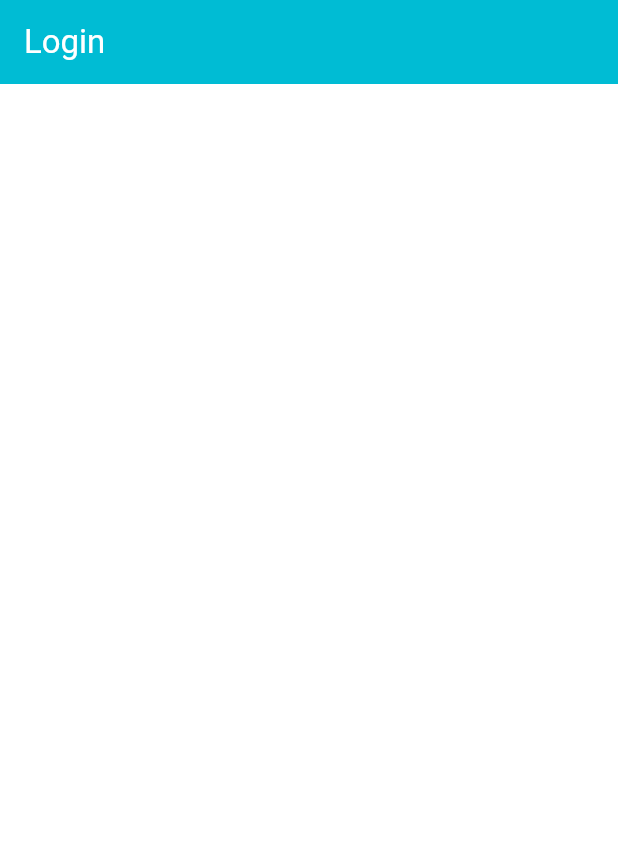
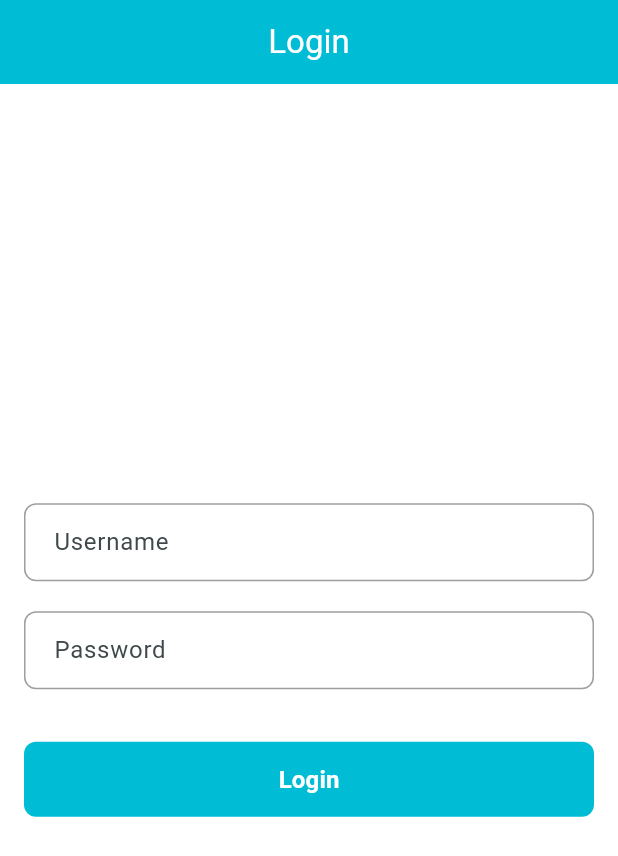
Before and after one commit to bbu-tbk/flutter_mobile_app2026, a Flutter app: the screen it shows after launch, on a phone screen of 412 x 824 dp. Shown: the top 856 px of the screen. Run offline on Flutter 3.47's test engine with Material 3 defaults, Android fonts, the phone set to English and light mode, and no system bars; our stand-ins replace get, get_storage.

Commit message:
feature: Auth - Complete login with api

```diff
--- a/lib/constants/constant_uri.dart
+++ b/lib/constants/constant_uri.dart
@@ -1,6 +1,6 @@
 class ConstantUri {
   ConstantUri._();
-  static const baseUri = "http://localhost:30033";
+  static const baseUri = "http://192.168.105.132:30033";
   static const loginPath = "$baseUri/api/oauth/token";
   static const registerPath = "$baseUri/api/oauth/register";
 }
--- a/lib/main.dart
+++ b/lib/main.dart
@@ -20,7 +20,7 @@ class MyApp extends StatelessWidget {
       debugShowCheckedModeBanner: false,
       title: 'Flutter Mobile App',
       theme: ThemeData(
-        colorScheme: ColorScheme.fromSeed(seedColor: Colors.deepPurple),
+        colorScheme: ColorScheme.fromSeed(seedColor: Colors.cyan),
       ),
       initialRoute: AppRouteName.splash,
       getPages: AppRoutes.getAllRoutes(),
--- a/lib/moduls/auth/login/controller/login_controller.dart
+++ b/lib/moduls/auth/login/controller/login_controller.dart
@@ -1,9 +1,42 @@
+import 'package:flutter/cupertino.dart';
 import 'package:flutter_mobile_app2026/moduls/auth/respository/auth_respository.dart';
+import 'package:flutter_mobile_app2026/routes/app_route_name.dart';
 import 'package:get/get.dart';
 
-class LoginController extends GetxController{
+class LoginController extends GetxController {
   final AuthRepository authRepository;
-
+  var usernameController = TextEditingController().obs;
+  var passwordController = TextEditingController().obs;
+  var loading = false.obs;
   LoginController({required this.authRepository});
 
+  @override
+  void onInit() {
+    // TODO: implement onInit
+    super.onInit();
+  }
+
+  onLogin() async {
+    String username = usernameController.value.text.trim();
+    if (username.isEmpty) {
+      Get.snackbar("Error", "Username is required");
+      return;
+    }
+    String password = passwordController.value.text.trim();
+    if (username.isEmpty) {
+      Get.snackbar("Error", "Password is required");
+      return;
+    }
+    loading.value = true;
+    var loginResponse = await authRepository.login(
+      username: username,
+      password: password,
+    );
+    loading.value = false;
+    if (loginResponse == true) {
+      Get.offNamed(AppRouteName.home);
+    } else {
+      Get.snackbar("Error", "Your username and password are incorrect");
+    }
+  }
 }
--- a/lib/moduls/auth/login/view/login_view.dart
+++ b/lib/moduls/auth/login/view/login_view.dart
@@ -2,6 +2,8 @@ import 'package:flutter/material.dart';
 import 'package:flutter_mobile_app2026/moduls/auth/login/controller/login_controller.dart';
 import 'package:flutter_mobile_app2026/moduls/home/controller/home_controller.dart';
 import 'package:flutter_mobile_app2026/moduls/splash/controller/splash_controller.dart';
+import 'package:flutter_mobile_app2026/widgets/button_custom_widget.dart';
+import 'package:flutter_mobile_app2026/widgets/input_custom_widget.dart';
 import 'package:get/get.dart';
 
 class LoginView extends GetView<LoginController> {
@@ -12,8 +14,33 @@ class LoginView extends GetView<LoginController> {
     return Scaffold(
       backgroundColor: Colors.white,
       appBar: AppBar(
+        centerTitle: true,
         backgroundColor: Colors.cyan,
-        title: Text("Login", style: TextStyle(color: Colors.white),),
+        title: Text("Login", style: TextStyle(color: Colors.white)),
+      ),
+      body: Container(
+        padding: EdgeInsets.symmetric(horizontal: 16),
+        child: Column(
+          mainAxisAlignment: MainAxisAlignment.center,
+          children: [
+            InputCustomWidget(
+              controller: controller.usernameController.value,
+              labelText: "Username",
+              hintText: "Enter username's name",
+            ),
+            SizedBox(height: 20),
+            InputCustomWidget(
+              controller: controller.passwordController.value,
+              labelText: "Password",
+              hintText: "Enter password's name",
+            ),
+            SizedBox(height: 35),
+            ButtonCustomWidget(
+              onPressed: controller.onLogin,
+                loading: controller.loading.value,
+                backgroundColor: Colors.cyan, label: "Login"),
+          ],
+        ),
       ),
     );
   }
--- a/lib/moduls/home/view/home_view.dart
+++ b/lib/moduls/home/view/home_view.dart
@@ -1,5 +1,7 @@
 import 'package:flutter/material.dart';
+import 'package:flutter_mobile_app2026/core/data/local/user_access_token.dart';
 import 'package:flutter_mobile_app2026/moduls/home/controller/home_controller.dart';
+import 'package:flutter_mobile_app2026/routes/app_route_name.dart';
 import 'package:get/get.dart';
 
 class HomeView extends GetView<HomeController> {
@@ -9,8 +11,18 @@ class HomeView extends GetView<HomeController> {
   Widget build(BuildContext context) {
     return Scaffold(
       appBar: AppBar(
+        iconTheme: IconThemeData(
+          color: Colors.white
+        ),
         backgroundColor: Colors.cyan,
         title: Text("Home", style: TextStyle(color: Colors.white),),
+        actions: [
+          IconButton(onPressed: (){}, icon: Icon(Icons.language)),
+          IconButton(onPressed: (){
+            UserAccessToken.remove();
+            Get.offNamed(AppRouteName.splash);
+          }, icon: Icon(Icons.logout))
+        ],
       ),
     );
   }
--- /dev/null
+++ b/lib/widgets/button_custom_widget.dart
@@ -0,0 +1,38 @@
+import 'package:flutter/material.dart';
+
+class ButtonCustomWidget extends StatelessWidget {
+  VoidCallback? onPressed;
+  String? label;
+  Color? backgroundColor;
+  bool? loading;
+  ButtonCustomWidget({
+    super.key,
+    this.onPressed,
+    this.label,
+    this.backgroundColor,
+    this.loading
+  });
+
+  @override
+  Widget build(BuildContext context) {
+    return SizedBox(
+      width: double.infinity,
+      height: 50,
+      child: ElevatedButton(
+        onPressed: onPressed,
+        style: ElevatedButton.styleFrom(
+          backgroundColor: Colors.cyan,
+          foregroundColor: Colors.white,
+          elevation: 0,
+          shape: RoundedRectangleBorder(borderRadius: BorderRadius.circular(8)),
+        ),
+        child: loading == true
+            ? CircularProgressIndicator(color: Colors.white)
+            : Text(
+                label ?? '',
+                style: TextStyle(fontSize: 16, fontWeight: FontWeight.w600),
+              ),
+      ),
+    );
+  }
+}
--- /dev/null
+++ b/lib/widgets/input_custom_widget.dart
@@ -0,0 +1,49 @@
+import 'package:flutter/material.dart';
+
+class InputCustomWidget extends StatelessWidget {
+  String? labelText, hintText, errorValidate;
+  TextEditingController? controller;
+
+  InputCustomWidget({
+    super.key,
+    this.labelText,
+    this.hintText,
+    this.errorValidate,
+    this.controller,
+  });
+
+  @override
+  Widget build(BuildContext context) {
+    return TextFormField(
+      controller: controller,
+      keyboardType: TextInputType.text,
+      textInputAction: TextInputAction.next,
+      decoration: InputDecoration(
+        labelText: labelText ?? '',
+        hintText: hintText ?? '',
+
+        contentPadding: const EdgeInsets.symmetric(
+          horizontal: 16,
+          vertical: 14,
+        ),
+        border: OutlineInputBorder(borderRadius: BorderRadius.circular(8)),
+        enabledBorder: OutlineInputBorder(
+          borderRadius: BorderRadius.circular(8),
+          borderSide: const BorderSide(color: Colors.grey),
+        ),
+
+        focusedBorder: OutlineInputBorder(
+          borderRadius: BorderRadius.circular(8),
+          borderSide: const BorderSide(color: Colors.black, width: 2),
+        ),
+      ),
+
+      validator: (value) {
+        if (value == null || value.trim().isEmpty) {
+          return errorValidate ?? '';
+        }
+        return null;
+      },
+    );
+  }
+}
```
